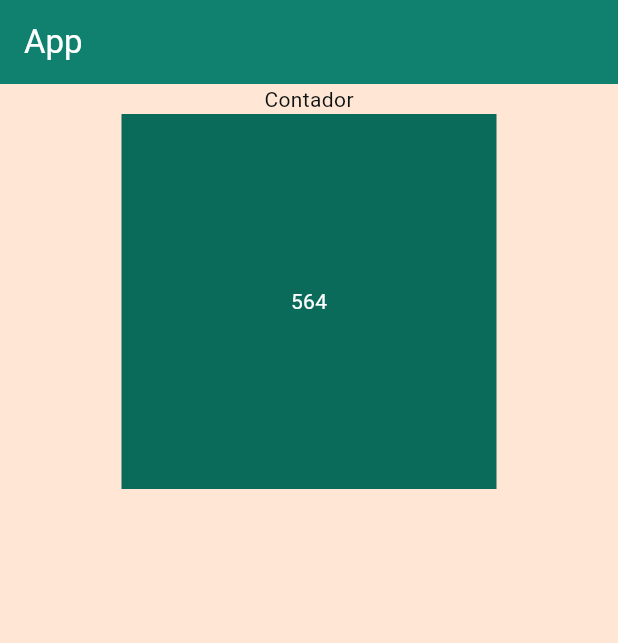
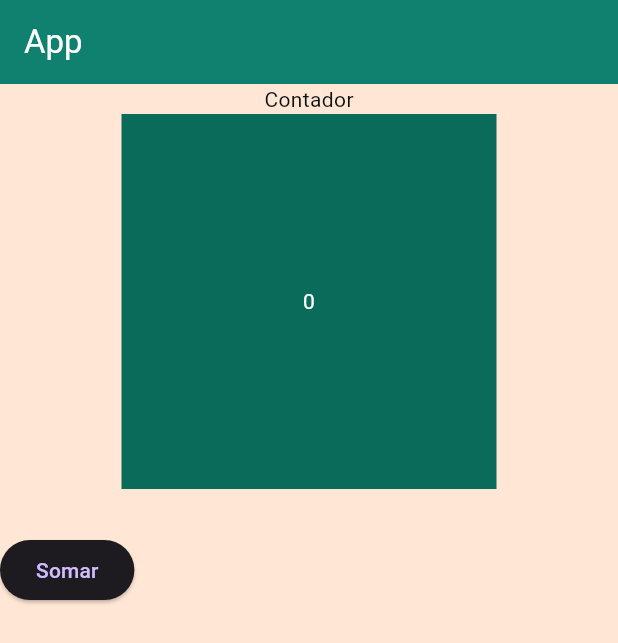
Before and after one commit to RhianVinicius/flutter-ex002, a Flutter app: the screen it shows after launch, on a phone screen of 412 x 824 dp. Shown: the top 643 px of the screen. Run offline on Flutter 3.47's test engine with Material 3 defaults, Android fonts, the phone set to English and light mode, and no system bars.

```diff
--- a/lib/pages/home_page_content.dart
+++ b/lib/pages/home_page_content.dart
@@ -12,11 +12,22 @@ class HomePageContent extends StatefulWidget {
 
 
 class HomePageContentState extends State<HomePageContent> {
-  int counter = 564;
+  int counter = 0;
+
+  void inclementCounter() {
+    setState(() {
+      counter++;
+    });
+  }
 
   @override
   Widget build(BuildContext context) {
-    return Center(
+    return Column(
+      children: [
+        Align(
+          alignment: Alignment.topCenter,
+          child: SizedBox(
+            height: 300,
             child: Column(
               crossAxisAlignment: CrossAxisAlignment.center,
               children: [
@@ -29,6 +40,17 @@ class HomePageContentState extends State<HomePageContent> {
                 ),
               ]
             )
+          )
+        ),
+        Row(
+          children: [
+            ElevatedButton(
+              onPressed: inclementCounter,
+              child: Text("Somar")
+            )
+          ],
+        )
+      ]
     );
   }
 }
```
Lines whose indentation alone changed are shown as unchanged.
